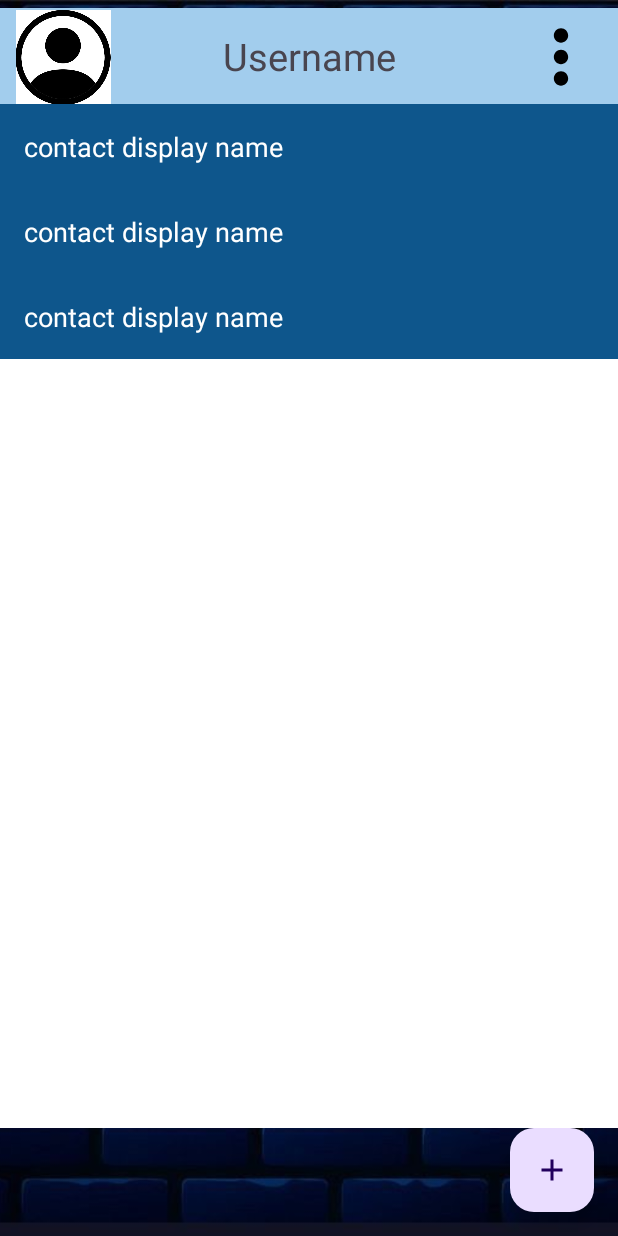
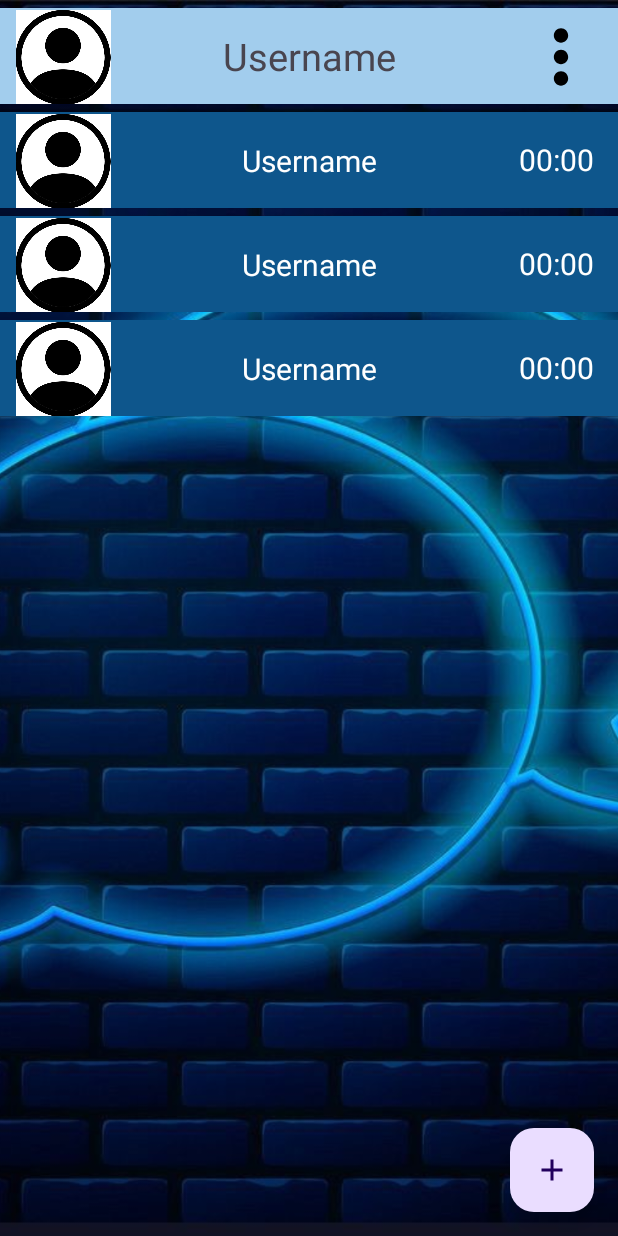
Before and after one commit to yagel2/AP2_Ex4, an Android app: the Contacts screen opened directly, with no data from a screen before it, on a phone screen of 412 x 824 dp. Run offline under Robolectric (Android 15) with nearby library versions, the phone set to English and light mode, and no system bars.

Commit message:
list of contacts

```diff
--- a/app/src/main/res/layout/contacts.xml
+++ b/app/src/main/res/layout/contacts.xml
@@ -19,7 +19,6 @@
 
     <androidx.constraintlayout.widget.ConstraintLayout
         android:id="@+id/toolbar"
-
         android:layout_width="match_parent"
         android:layout_marginTop="5dp"
         app:layout_constraintTop_toTopOf="parent"
@@ -68,7 +67,6 @@
         android:id="@+id/names_scroll_view"
         android:layout_width="match_parent"
         android:layout_height="0dp"
-        android:background="@android:color/white"
         app:layout_constraintTop_toBottomOf="@+id/toolbar"
         app:layout_constraintBottom_toTopOf="@+id/add_button">
         <LinearLayout
--- a/app/src/main/res/layout/name_item.xml
+++ b/app/src/main/res/layout/name_item.xml
@@ -1,10 +1,54 @@
 <?xml version="1.0" encoding="utf-8"?>
-<TextView xmlns:android="http://schemas.android.com/apk/res/android"
-    android:id="@+id/name_contact"
+
+<androidx.constraintlayout.widget.ConstraintLayout
+    xmlns:android="http://schemas.android.com/apk/res/android"
+    xmlns:app="http://schemas.android.com/apk/res-auto"
+    xmlns:tools="http://schemas.android.com/tools"
+    android:id="@+id/contact_details"
     android:layout_width="match_parent"
-    android:layout_height="wrap_content"
+    android:layout_marginTop="5dp"
+    app:layout_constraintTop_toTopOf="parent"
+    android:layout_height="?attr/actionBarSize"
     android:background="@color/contact"
-    android:text="@string/contact"
-    android:textColor="@color/white"
-    android:textSize="18sp"
-    android:padding="16dp" />
+    tools:layout_editor_absoluteX="0dp">
+
+    <ImageView
+        android:id="@+id/photo"
+        android:layout_width="64dp"
+        android:layout_height="63dp"
+        android:layout_marginStart="10dp"
+        android:layout_marginTop="11dp"
+        android:layout_marginEnd="10dp"
+        android:layout_marginBottom="10dp"
+        android:src="@drawable/person_circle"
+        app:layout_constraintBottom_toBottomOf="parent"
+        app:layout_constraintStart_toStartOf="parent"
+        app:layout_constraintTop_toTopOf="parent" />
+
+    <TextView
+        android:id="@+id/name_contact"
+        android:layout_width="match_parent"
+        android:layout_height="wrap_content"
+        android:text="@string/UsernameHeading"
+        android:textColor="@color/white"
+        android:gravity="center_horizontal"
+        android:textSize="20sp"
+        android:padding="16dp"
+        app:layout_constraintBottom_toBottomOf="parent"
+        app:layout_constraintEnd_toEndOf="parent"
+        app:layout_constraintStart_toStartOf="parent"
+        app:layout_constraintTop_toTopOf="parent"  />
+    <TextView
+        android:id="@+id/hour"
+        android:layout_width="64dp"
+        android:layout_height="64dp"
+        android:layout_marginEnd="9dp"
+        android:textSize="20sp"
+        android:text="@string/hour"
+        android:textColor="@color/white"
+        android:gravity="center"
+        android:importantForAccessibility="no"
+        app:layout_constraintBottom_toBottomOf="parent"
+        app:layout_constraintEnd_toEndOf="parent"
+        app:layout_constraintTop_toTopOf="parent" />
+</androidx.constraintlayout.widget.ConstraintLayout>
--- a/app/src/main/res/values/strings.xml
+++ b/app/src/main/res/values/strings.xml
@@ -22,7 +22,8 @@
     <string name="Send">Send</string>
     <string name="SenderMessage" translatable="false">Message content SenderMessage</string>
     <string name="ReceiverMessage" translatable="false">Message content ReceiverMessage</string>
-    <string name="contact">contact display name</string>
+    <string name="contact">contact</string>
     <string name="tempName">u</string>
+    <string name="hour">00:00</string>
 
 </resources>
```
Also changed, not shown: 1 other file.
